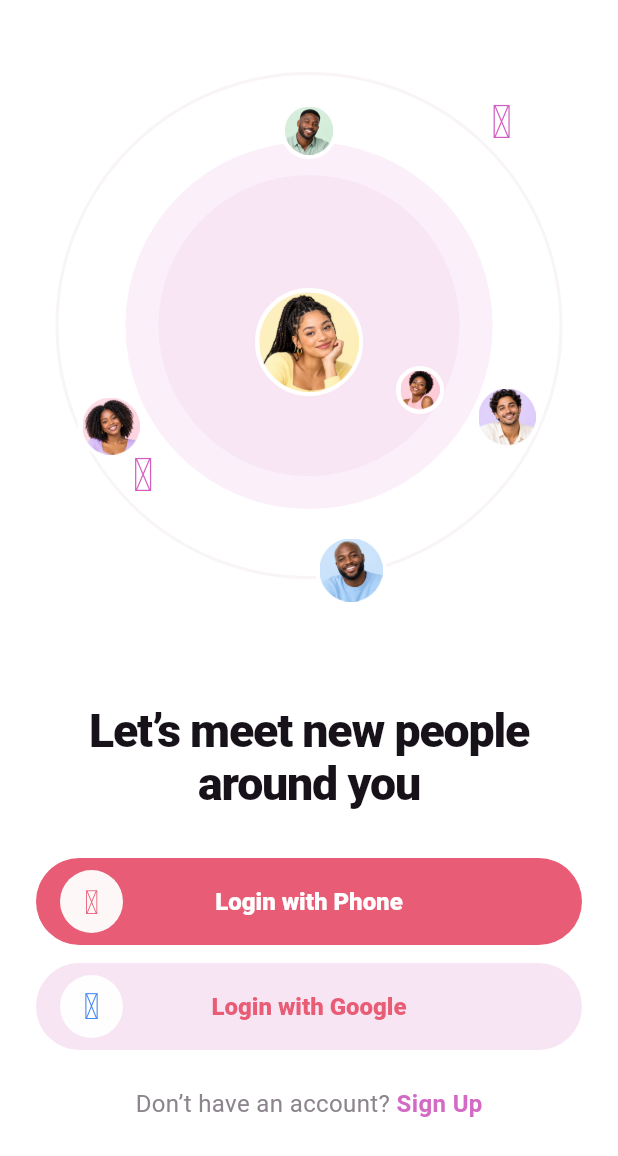
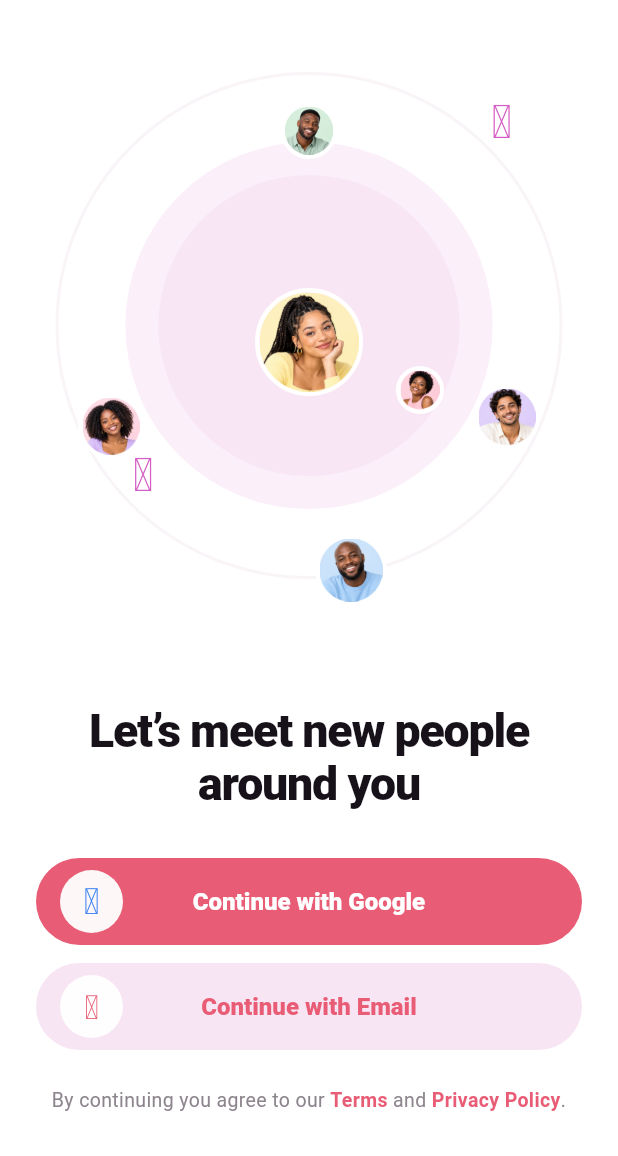
Before and after one commit to shauritanga/sanjari, a Flutter app: the screen it shows after launch, on a phone screen of 412 x 824 dp. Shown: the top 1156 px of the screen. Run offline on Flutter 3.47's test engine with Material 3 defaults, Android fonts, the light colour scheme and no system bars; our stand-ins replace audioplayers, dio, firebase_core, firebase_messaging, flutter_contacts, flutter_riverpod and 9 more; missing offline and left inert: record; accounts and stored records are empty; Roboto replaces fonts that are missing (HgiStrokeRounded, NunitoSans).

Commit message:
Add passwordless email verification flow

```diff
--- a/apps/flutter/lib/app.dart
+++ b/apps/flutter/lib/app.dart
@@ -10,6 +10,8 @@ import 'core/theme.dart';
 import 'features/auth/app_lock.dart';
 import 'features/auth/lock_page.dart';
 import 'features/auth/login_page.dart';
+import 'features/auth/email_page.dart';
+import 'features/auth/email_verification_page.dart';
 import 'features/auth/password_reset_page.dart';
 import 'features/auth/phone_page.dart';
 import 'features/auth/phone_verification_page.dart';
@@ -90,6 +92,7 @@ GoRouter buildRouter(SessionController session, LocaleController locales) {
       final onSplash = location == '/splash';
       final onAuth = location.startsWith('/auth');
       final onOnboarding = location.startsWith('/onboarding');
+      final onLegal = location.startsWith('/legal');
       final onLock = location == '/lock';
 
       if (status == AuthStatus.unknown) return onSplash ? null : '/splash';
@@ -103,7 +106,7 @@ GoRouter buildRouter(SessionController session, LocaleController locales) {
                 null) {
           return '/onboarding/date-of-birth';
         }
-        return onAuth || onOnboarding ? null : '/onboarding/welcome';
+        return onAuth || onOnboarding || onLegal ? null : '/onboarding/welcome';
       }
       // Authenticated.
       if (onSplash || onAuth) return session.startupLocation;
@@ -131,6 +134,16 @@ GoRouter buildRouter(SessionController session, LocaleController locales) {
       GoRoute(
         path: '/auth/login',
         builder: (context, state) => const LoginPage(),
+      ),
+      GoRoute(
+        path: '/auth/email',
+        builder: (context, state) => const EmailPage(),
+      ),
+      GoRoute(
+        path: '/auth/email/verify',
+        builder: (context, state) => EmailVerificationPage(
+          email: state.uri.queryParameters['email'] ?? '',
+        ),
       ),
       GoRoute(
         path: '/onboarding/welcome',
@@ -252,6 +265,20 @@ GoRouter buildRouter(SessionController session, LocaleController locales) {
       ),
       GoRoute(
         path: '/settings/legal/privacy-policy',
+        builder: (context, state) => const LegalPage(
+          titleKey: 'privacyPolicy',
+          sections: privacySections,
+        ),
+      ),
+      GoRoute(
+        path: '/legal/terms',
+        builder: (context, state) => const LegalPage(
+          titleKey: 'termsOfService',
+          sections: termsSections,
+        ),
+      ),
+      GoRoute(
+        path: '/legal/privacy-policy',
         builder: (context, state) => const LegalPage(
           titleKey: 'privacyPolicy',
           sections: privacySections,
--- a/apps/flutter/lib/core/session.dart
+++ b/apps/flutter/lib/core/session.dart
@@ -161,6 +161,9 @@ class SessionController extends ChangeNotifier {
     return destination;
   }
 
+  Future<void> requestEmailLoginCode(String email) =>
+      _api.post('/auth/email/login/request', {'email': email});
+
   Future<void> requestPhoneLoginCode(String phoneNumber) =>
       _api.post('/auth/phone/login/request', {'phoneNumber': phoneNumber});
 
--- /dev/null
+++ b/apps/flutter/lib/features/auth/email_page.dart
@@ -0,0 +1,123 @@
+import 'package:flutter/gestures.dart';
+import 'package:flutter/material.dart';
+import 'package:flutter_riverpod/flutter_riverpod.dart';
+import 'package:go_router/go_router.dart';
+import 'package:hugeicons/hugeicons.dart';
+
+import '../../core/api_client.dart';
+import '../../l10n/locale_controller.dart';
+import '../../widgets/app_button.dart';
+import '../../widgets/app_text_field.dart';
+import 'session_provider.dart';
+
+class EmailPage extends ConsumerStatefulWidget {
+  const EmailPage({super.key});
+
+  @override
+  ConsumerState<EmailPage> createState() => _EmailPageState();
+}
+
+class _EmailPageState extends ConsumerState<EmailPage> {
+  final _email = TextEditingController();
+  bool _busy = false;
+
+  @override
+  void dispose() {
+    _email.dispose();
+    super.dispose();
+  }
+
+  Future<void> _continue() async {
+    final email = _email.text.trim().toLowerCase();
+    if (email.isEmpty || !email.contains('@')) {
+      _showError('Enter a valid email address.');
+      return;
+    }
+    setState(() => _busy = true);
+    try {
+      await ref.read(sessionProvider).requestEmailLoginCode(email);
+      if (mounted) {
+        context.push('/auth/email/verify?email=${Uri.encodeComponent(email)}');
+      }
+    } on ApiException catch (e) {
+      _showError(e.message);
+    } catch (_) {
+      _showError(tr(ref.read(localeProvider).value, 'requestFailed'));
+    } finally {
+      if (mounted) setState(() => _busy = false);
+    }
+  }
+
+  void _showError(String message) {
+    ScaffoldMessenger.of(context)
+      ..hideCurrentSnackBar()
+      ..showSnackBar(SnackBar(content: Text(message)));
+  }
+
+  @override
+  Widget build(BuildContext context) {
+    return Scaffold(
+      appBar: AppBar(
+        leading: const BackButton(),
+        actions: [
+          IconButton(
+            tooltip: 'Help',
+            icon: const Icon(HugeIcons.strokeRoundedHelpCircle),
+            onPressed: () =>
+                _showError('We will email you a 6-digit verification code.'),
+          ),
+        ],
+      ),
+      body: SafeArea(
+        child: ListView(
+          padding: const EdgeInsets.fromLTRB(24, 26, 24, 24),
+          children: [
+            Text("What’s your email address?",
+                style: Theme.of(context).textTheme.headlineMedium?.copyWith(
+                      fontWeight: FontWeight.w800,
+                      letterSpacing: -0.6,
+                    )),
+            const SizedBox(height: 14),
+            Text("We’ll email you a code to verify your identity.",
+                style: Theme.of(context).textTheme.bodyLarge),
+            const SizedBox(height: 42),
+            AppTextField(
+              label: 'Email address',
+              controller: _email,
+              keyboardType: TextInputType.emailAddress,
+              textInputAction: TextInputAction.done,
+              onSubmitted: (_) => _continue(),
+            ),
+            const SizedBox(height: 86),
+            AppButton(label: 'Continue', busy: _busy, onPressed: _continue),
+            const SizedBox(height: 26),
+            Text.rich(
+              TextSpan(
+                style: TextStyle(color: Colors.grey.shade700, height: 1.5),
+                children: [
+                  const TextSpan(text: 'By continuing you agree to our '),
+                  TextSpan(
+                    text: 'Terms',
+                    style:
+                        const TextStyle(decoration: TextDecoration.underline),
+                    recognizer: TapGestureRecognizer()
+                      ..onTap = () => context.push('/legal/terms'),
+                  ),
+                  const TextSpan(text: ' and '),
+                  TextSpan(
+                    text: 'Privacy Policy',
+                    style:
+                        const TextStyle(decoration: TextDecoration.underline),
+                    recognizer: TapGestureRecognizer()
+                      ..onTap = () => context.push('/legal/privacy-policy'),
+                  ),
+                ],
+              ),
+              textAlign: TextAlign.center,
+            ),
+          ],
+        ),
+      ),
+    );
+  }
+}
--- a/apps/flutter/lib/features/onboarding/welcome_page.dart
+++ b/apps/flutter/lib/features/onboarding/welcome_page.dart
@@ -1,4 +1,5 @@
 import 'package:flutter/material.dart';
+import 'package:flutter/gestures.dart';
 import 'package:go_router/go_router.dart';
 import 'package:hugeicons/hugeicons.dart';
 
@@ -38,42 +39,65 @@ class WelcomePage extends StatelessWidget {
               _AuthButton(
                 background: _plum,
                 foreground: Colors.white,
-                icon: HugeIcons.strokeRoundedCall,
-                label: 'Login with Phone',
-                onPressed: () => context.push('/auth/phone'),
-              ),
-              const SizedBox(height: 12),
-              _AuthButton(
-                background: _pink,
-                foreground: _plum,
                 iconWidget: const _GoogleMark(),
-                label: 'Login with Google',
+                label: 'Continue with Google',
                 onPressed: () => ScaffoldMessenger.of(context)
                   ..hideCurrentSnackBar()
                   ..showSnackBar(const SnackBar(
                     content: Text('Google sign-in is coming soon.'),
                   )),
               ),
+              const SizedBox(height: 12),
+              _AuthButton(
+                background: _pink,
+                foreground: _plum,
+                icon: HugeIcons.strokeRoundedMail01,
+                label: 'Continue with Email',
+                onPressed: () => context.push('/auth/email'),
+              ),
               const SizedBox(height: 24),
-              Wrap(
-                alignment: WrapAlignment.center,
-                children: [
-                  const Text('Don’t have an account? ',
-                      style: TextStyle(color: _muted, fontSize: 16)),
-                  GestureDetector(
-                    onTap: () => context.push('/onboarding/age'),
-                    child: const Text('Sign Up',
-                        style: TextStyle(
-                            color: Color(0xFFD36BC4),
-                            fontSize: 16,
-                            fontWeight: FontWeight.w700)),
-                  ),
-                ],
+              _LegalNotice(
+                onTerms: () => context.push('/legal/terms'),
+                onPrivacy: () => context.push('/legal/privacy-policy'),
               ),
             ],
           ),
         ),
       ),
+    );
+  }
+}
+
+class _LegalNotice extends StatelessWidget {
+  const _LegalNotice({required this.onTerms, required this.onPrivacy});
+
+  final VoidCallback onTerms;
+  final VoidCallback onPrivacy;
+
+  @override
+  Widget build(BuildContext context) {
+    const base =
+        TextStyle(color: WelcomePage._muted, fontSize: 13, height: 1.45);
+    const link =
+        TextStyle(color: WelcomePage._plum, fontWeight: FontWeight.w700);
+    return Text.rich(
+      TextSpan(
+        style: base,
+        children: [
+          const TextSpan(text: 'By continuing you agree to our '),
+          TextSpan(
+              text: 'Terms',
+              style: link,
+              recognizer: TapGestureRecognizer()..onTap = onTerms),
+          const TextSpan(text: ' and '),
+          TextSpan(
+              text: 'Privacy Policy',
+              style: link,
+              recognizer: TapGestureRecognizer()..onTap = onPrivacy),
+          const TextSpan(text: '.'),
+        ],
+      ),
+      textAlign: TextAlign.center,
     );
   }
 }
```
Also changed, not shown: apps/flutter/lib/features/auth/email_verification_page.dart (added, +177 -0 lines), 2 other files.
